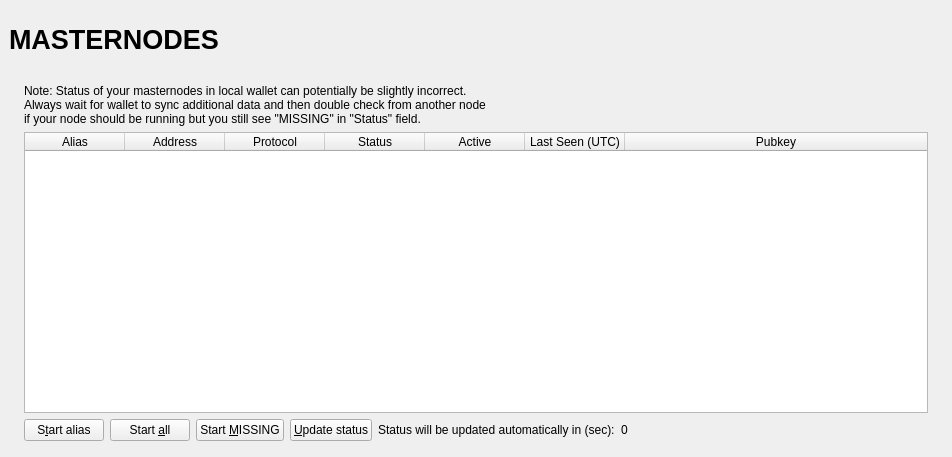
First picture: the form in src/qt/forms/masternodelist.ui, repository magnetwork/mag, before the edit.
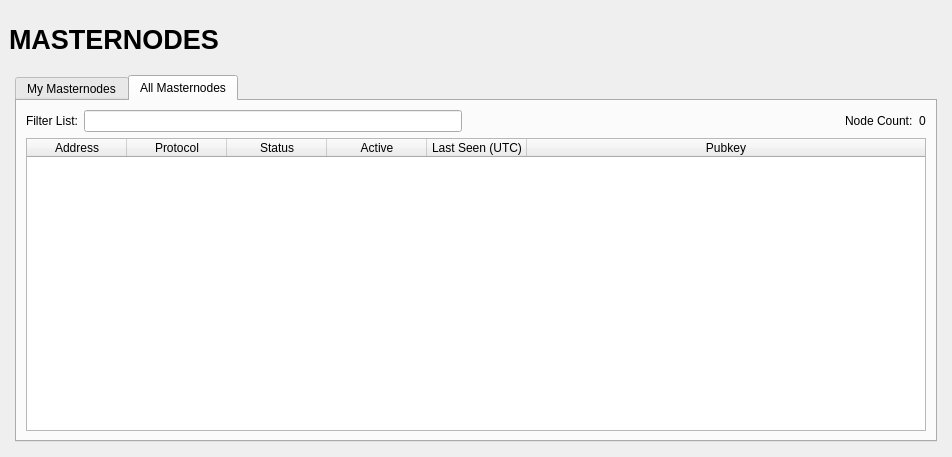
Second picture: the form after the edit. The open tabs and pages were chosen to show the change.

Commit message: add full masternode list tab

```diff
--- a/src/qt/forms/masternodelist.ui
+++ b/src/qt/forms/masternodelist.ui
@@ -153,15 +153,24 @@
             <number>0</number>
            </property>
            <item>
+                        <layout class="QVBoxLayout" name="verticalLayout_5">
+                          <property name="bottomMargin">
+                            <number>0</number>
+                          </property>
+                          <item>
+                            <widget class="QTabWidget" name="tabWidget">
+                              <property name="currentIndex">
+                                <number>0</number>
+                              </property>
+                              <widget class="QWidget" name="tabMyMasternodes">
+                                <attribute name="title">
+                                  <string>My Masternodes</string>
+                                </attribute>
             <layout class="QGridLayout" name="gridLayout_2">
-             <property name="spacing">
-              <number>2</number>
-             </property>
              <item row="0" column="0">
-              <widget class="QFrame" name="frameList">
                <layout class="QVBoxLayout" name="verticalLayout_2">
                 <property name="bottomMargin">
-                 <number>1</number>
+                                        <number>0</number>
                 </property>
                 <item>
                  <layout class="QHBoxLayout" name="horizontalLayout_note">
@@ -340,6 +349,153 @@
                  </layout>
                 </item>
                </layout>
+                                  </item>
+                                </layout>
+                              </widget>
+                              <widget class="QWidget" name="tabAllMasternodes">
+                                <attribute name="title">
+                                  <string>All Masternodes</string>
+                                </attribute>
+                                <layout class="QGridLayout" name="gridLayout">
+                                  <item row="1" column="0">
+                                    <widget class="QTableWidget" name="tableWidgetMasternodes">
+                                      <property name="palette">
+                                        <palette>
+                                          <active>
+                                            <colorrole role="Text">
+                                              <brush brushstyle="SolidPattern">
+                                                <color alpha="255">
+                                                  <red>51</red>
+                                                  <green>51</green>
+                                                  <blue>51</blue>
+                                                </color>
+                                              </brush>
+                                            </colorrole>
+                                          </active>
+                                          <inactive>
+                                            <colorrole role="Text">
+                                              <brush brushstyle="SolidPattern">
+                                                <color alpha="255">
+                                                  <red>51</red>
+                                                  <green>51</green>
+                                                  <blue>51</blue>
+                                                </color>
+                                              </brush>
+                                            </colorrole>
+                                          </inactive>
+                                          <disabled>
+                                            <colorrole role="Text">
+                                              <brush brushstyle="SolidPattern">
+                                                <color alpha="255">
+                                                  <red>85</red>
+                                                  <green>85</green>
+                                                  <blue>85</blue>
+                                                </color>
+                                              </brush>
+                                            </colorrole>
+                                          </disabled>
+                                        </palette>
+                                      </property>
+                                      <property name="editTriggers">
+                                        <set>QAbstractItemView::NoEditTriggers</set>
+                                      </property>
+                                      <property name="alternatingRowColors">
+                                        <bool>true</bool>
+                                      </property>
+                                      <property name="selectionBehavior">
+                                        <enum>QAbstractItemView::SelectRows</enum>
+                                      </property>
+                                      <property name="sortingEnabled">
+                                        <bool>true</bool>
+                                      </property>
+                                      <attribute name="horizontalHeaderStretchLastSection">
+                                        <bool>true</bool>
+                                      </attribute>
+                                      <attribute name="ResizeMode">
+                                        <enum>QHeaderView::Interactive</enum>
+                                      </attribute>
+                                      <column>
+                                        <property name="text">
+                                          <string>Address</string>
+                                        </property>
+                                      </column>
+                                      <column>
+                                        <property name="text">
+                                          <string>Protocol</string>
+                                        </property>
+                                      </column>
+                                      <column>
+                                        <property name="text">
+                                          <string>Status</string>
+                                        </property>
+                                      </column>
+                                      <column>
+                                        <property name="text">
+                                          <string>Active</string>
+                                        </property>
+                                      </column>
+                                      <column>
+                                        <property name="text">
+                                          <string>Last Seen (UTC)</string>
+                                        </property>
+                                      </column>
+                                      <column>
+                                        <property name="text">
+                                          <string>Pubkey</string>
+                                        </property>
+                                      </column>
+                                    </widget>
+                                  </item>
+                                  <item row="0" column="0">
+                                    <layout class="QHBoxLayout" name="horizontalLayout_3">
+                                      <property name="bottomMargin">
+                                        <number>0</number>
+                                      </property>
+                                      <item>
+                                        <widget class="QLabel" name="label_filter">
+                                          <property name="text">
+                                            <string>Filter List:</string>
+                                          </property>
+                                        </widget>
+                                      </item>
+                                      <item>
+                                        <widget class="QLineEdit" name="filterLineEdit">
+                                          <property name="toolTip">
+                                            <string>Filter masternode list</string>
+                                          </property>
+                                        </widget>
+                                      </item>
+                                      <item>
+                                        <spacer name="horizontalSpacer_3">
+                                          <property name="orientation">
+                                            <enum>Qt::Horizontal</enum>
+                                          </property>
+                                          <property name="sizeHint" stdset="0">
+                                            <size>
+                                              <width>10</width>
+                                              <height>20</height>
+                                            </size>
+                                          </property>
+                                        </spacer>
+                                      </item>
+                                      <item>
+                                        <widget class="QLabel" name="label_count">
+                                          <property name="text">
+                                            <string>Node Count:</string>
+                                          </property>
+                                        </widget>
+                                      </item>
+                                      <item>
+                                        <widget class="QLabel" name="countLabel">
+                                          <property name="text">
+                                            <string>0</string>
+                                          </property>
+                                        </widget>
+                                      </item>
+                                    </layout>
+                                  </item>
+                                </layout>
+                              </widget>
               </widget>
              </item>
             </layout>
```
Left out of the diff: 5 changed lines with no effect on the pictures. Lines whose indentation alone changed are shown as unchanged. The commit also changes 3 other files.
